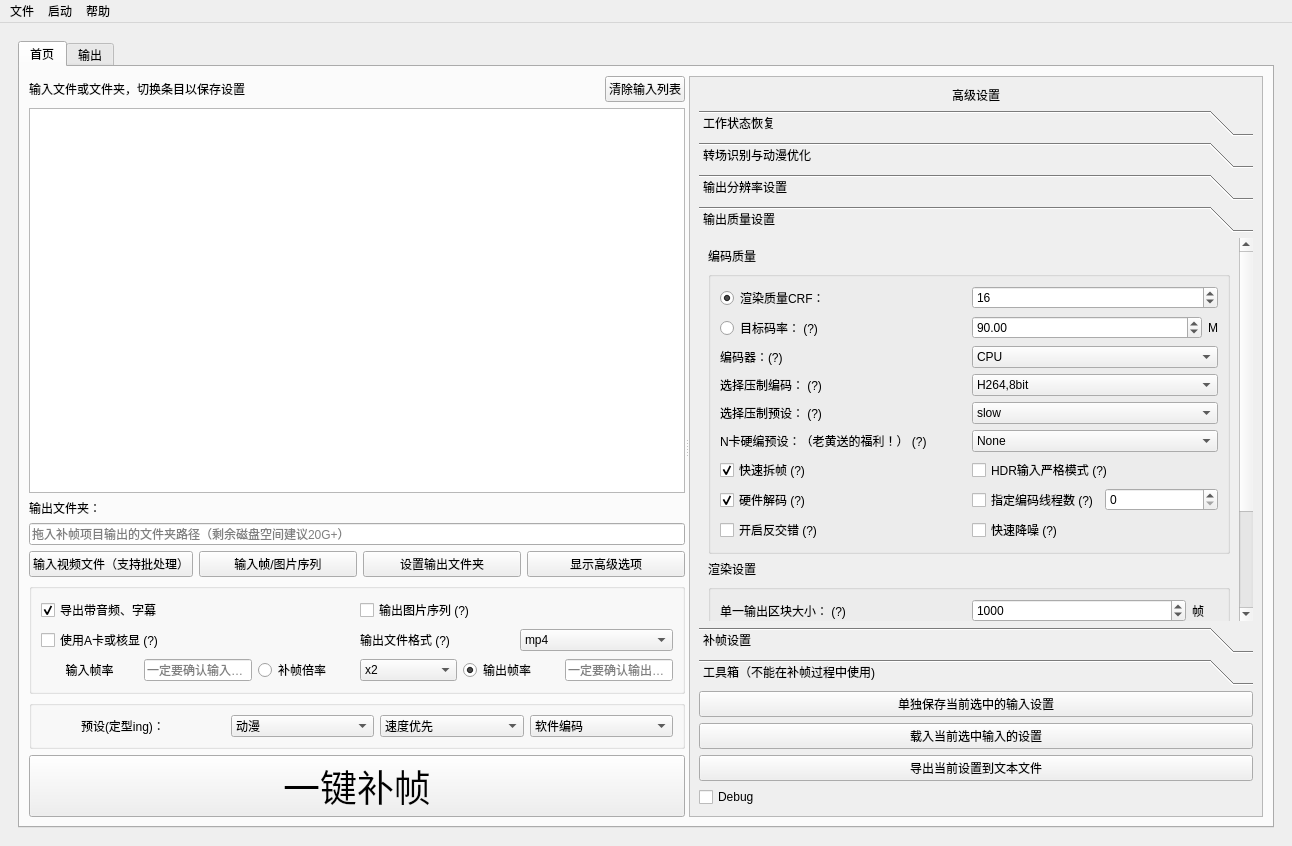
The window that Utils/SVFI_UI.ui (100wman/RIFE_GUI) describes before a commit, drawn with Qt 5.
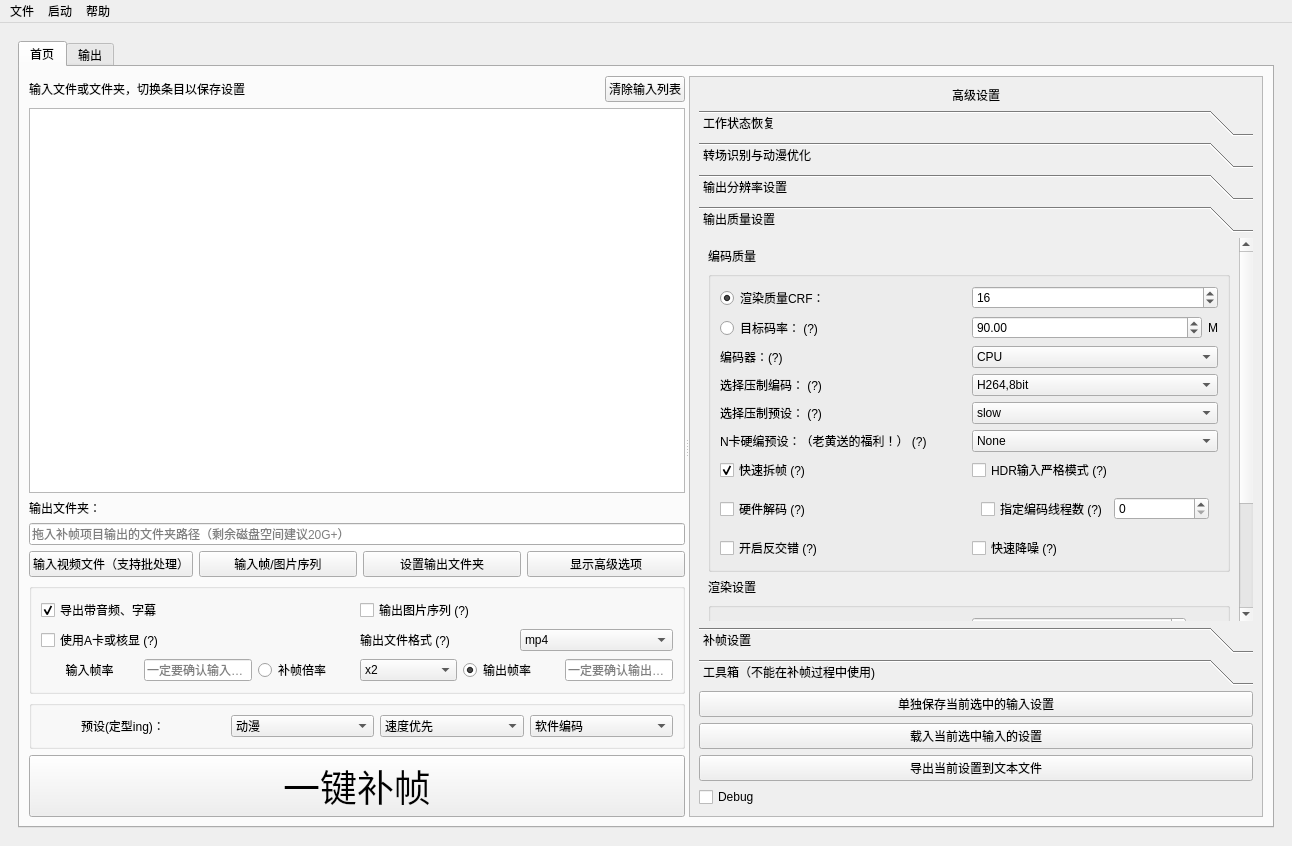
The same window after the commit. The open tabs and pages were chosen to show the change. Custom widgets are drawn as their Qt base class.

Commit message: Update SVFI 3.5 Professional/Community Update Log at 6.9.1 1. SVFI 3.5 Professional/Community Release 2. Optimize some minor maneuvers

```diff
--- a/Utils/SVFI_UI.ui
+++ b/Utils/SVFI_UI.ui
@@ -1516,7 +1516,7 @@
                       <property name="geometry">
                        <rect>
                         <x>0</x>
-                        <y>-31</y>
+                        <y>0</y>
                         <width>498</width>
                         <height>452</height>
                        </rect>
@@ -1834,7 +1834,7 @@
                              <string>硬件解码 (?)</string>
                             </property>
                             <property name="checked">
-                             <bool>true</bool>
+                             <bool>false</bool>
                             </property>
                            </widget>
                           </item>
@@ -1947,23 +1947,6 @@
                             </property>
                            </widget>
                           </item>
-                          <item row="7" column="1">
-                           <layout class="QHBoxLayout" name="EncodeThreadLayout">
-                            <item>
-                             <widget class="QCheckBox" name="UseEncodeThread">
-                              <property name="toolTip">
-                               <string>&lt;html&gt;&lt;head/&gt;&lt;body&gt;&lt;p&gt;使用N个线程（ffmpeg）进行渲染&lt;/p&gt;&lt;/body&gt;&lt;/html&gt;</string>
-                              </property>
-                              <property name="text">
-                               <string>指定编码线程数 (?)</string>
-                              </property>
-                             </widget>
-                            </item>
-                            <item>
-                             <widget class="QSpinBox" name="EncodeThreadSelector"/>
-                            </item>
-                           </layout>
-                          </item>
                           <item row="8" column="1">
                            <widget class="QCheckBox" name="FastDenoiseChecker">
                             <property name="toolTip">
@@ -2015,6 +1998,25 @@
                             </item>
                            </layout>
                           </item>
+                          <item row="7" column="1">
+                           <widget class="QWidget" name="EncodeThreadField" native="true">
+                            <layout class="QGridLayout" name="gridLayout_36">
+                             <item row="0" column="0">
+                              <widget class="QCheckBox" name="UseEncodeThread">
+                               <property name="toolTip">
+                                <string>&lt;html&gt;&lt;head/&gt;&lt;body&gt;&lt;p&gt;使用N个线程（ffmpeg）进行渲染&lt;/p&gt;&lt;/body&gt;&lt;/html&gt;</string>
+                               </property>
+                               <property name="text">
+                                <string>指定编码线程数 (?)</string>
+                               </property>
+                              </widget>
+                             </item>
+                             <item row="0" column="1">
+                              <widget class="QSpinBox" name="EncodeThreadSelector"/>
+                             </item>
+                            </layout>
+                           </widget>
+                          </item>
                          </layout>
                         </widget>
                        </item>
```
Left out of the diff: 12 changed lines with no effect on the pictures. The commit also changes 6 other files.
